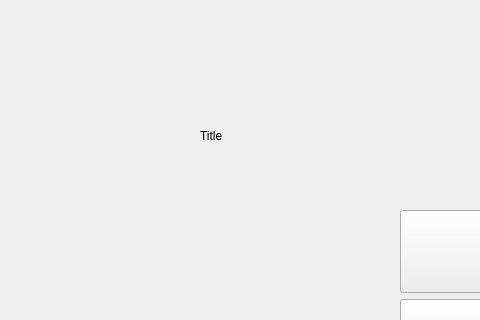
Above: s0Title.ui from ReneeTong/a8-edu-app before the change; both pictures show x 0 to 480 and y 0 to 320 of the 1000 by 700 pixel window. Below: the same form after it.
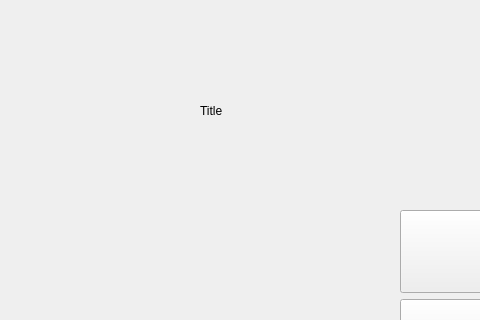
That is the form after the change. Custom widgets are drawn as their Qt base class.

What changed in the file:
```diff
--- a/s0Title.ui
+++ b/s0Title.ui
@@ -142,7 +142,7 @@
      <x>200</x>
      <y>20</y>
      <width>641</width>
-     <height>231</height>
+     <height>181</height>
     </rect>
    </property>
    <property name="text">
```
